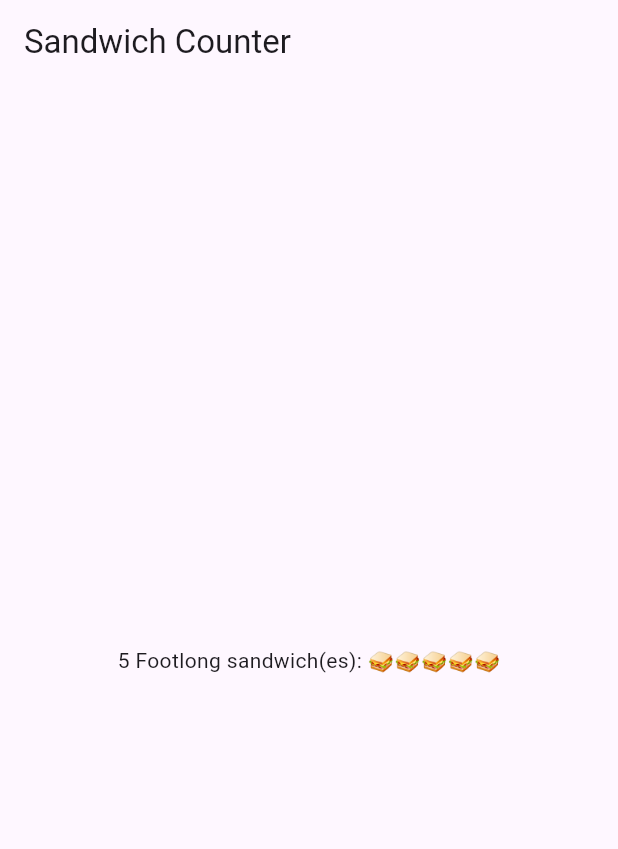
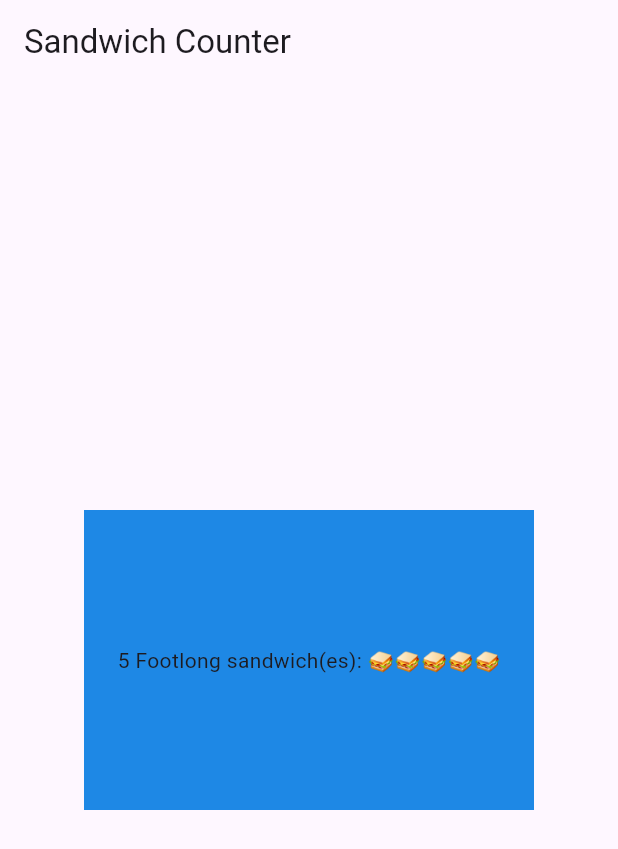
Before and after one commit to emanb592/sandwich_shop, a Flutter app: the screen it shows after launch, on a phone screen of 412 x 824 dp. Shown: the top 849 px of the screen. Run offline on Flutter 3.47's test engine with Material 3 defaults, Android fonts, the phone set to English and light mode, and no system bars.

Commit message:
Container Sandwich Counter

```diff
--- a/lib/main.dart
+++ b/lib/main.dart
@@ -29,6 +29,12 @@ class OrderItemDisplay extends StatelessWidget {
 
   @override
   Widget build(BuildContext context) {
-    return Text('$quantity $itemType sandwich(es): ${'🥪' * quantity}');
+    return Container(
+      alignment: Alignment.center,
+      color: Colors.blue[600],
+      width: 300.0,
+      height: 200.0,
+      child: Text('$quantity $itemType sandwich(es): ${'🥪' * quantity}'),
+    );
   }
 }
```
